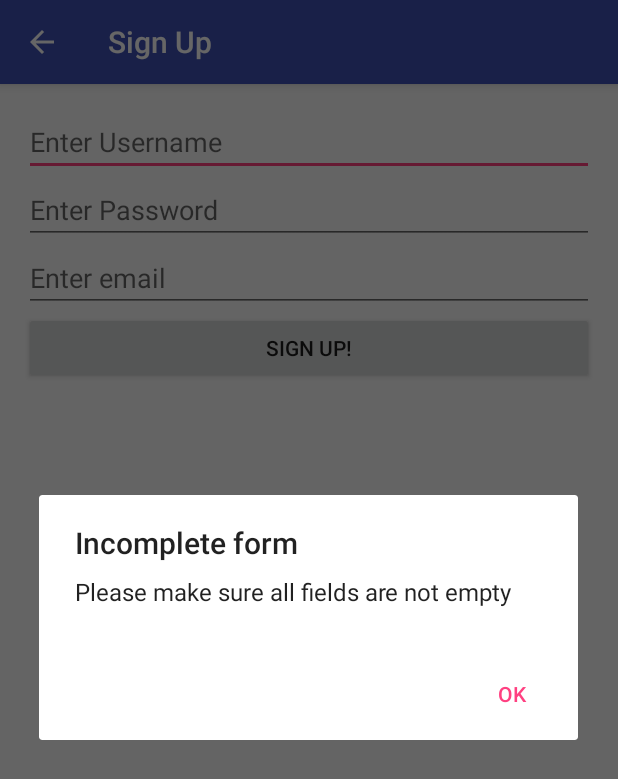
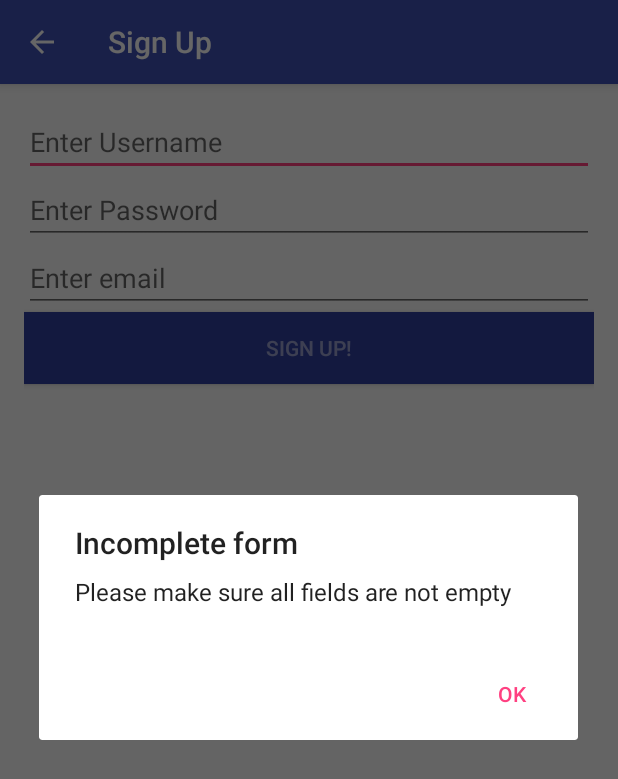
Before and after one commit to IV007/ng-chat, an Android app: the SignUpActivity screen opened directly, with no data from a screen before it, after a tap on "SIGN UP!", on a phone screen of 412 x 824 dp. Shown: the top 779 px of the screen. Run offline under Robolectric (Android 15) with nearby library versions, the phone set to English and light mode, and no system bars; libraries missing offline, so code that uses them is left out: com.parse.

```diff
--- a/NGChat/app/src/main/java/com/sidelance/ngchat/EditFriendsActivity.java
+++ b/NGChat/app/src/main/java/com/sidelance/ngchat/EditFriendsActivity.java
@@ -78,7 +78,7 @@ public class EditFriendsActivity extends ListActivity {
 
                 } else {
 
-                    Tools.displayErrorDialog(e, getString(R.string.ERROR_TITLE), EditFriendsActivity.this);
+                    Tools.displayErrorDialog(e.getMessage(), getString(R.string.ERROR_TITLE), EditFriendsActivity.this);
                     Log.e(TAG, e.getMessage());
                 }
             }
--- a/NGChat/app/src/main/java/com/sidelance/ngchat/MainActivity.java
+++ b/NGChat/app/src/main/java/com/sidelance/ngchat/MainActivity.java
@@ -56,7 +56,7 @@ public class MainActivity extends AppCompatActivity {
 
         } else {
 
-            Log.i(TAG, currentUser.getUsername());
+            Log.i(TAG, "User found");
         }
 
 
--- a/NGChat/app/src/main/java/com/sidelance/ngchat/SignUpActivity.java
+++ b/NGChat/app/src/main/java/com/sidelance/ngchat/SignUpActivity.java
@@ -60,19 +60,14 @@ public class SignUpActivity extends AppCompatActivity {
                 password = password.trim();
                 email = email.trim();
 
-                if (TextUtils.isEmpty(username) || TextUtils.isEmpty(password) || TextUtils.isEmpty(email)){
+                if (TextUtils.isEmpty(username) || TextUtils.isEmpty(password) || TextUtils.isEmpty(email)) {
 
-                    AlertDialog.Builder builder = new AlertDialog.Builder(SignUpActivity.this);
-                    builder.setMessage(R.string.SIGN_UP_ERROR_MESSAGE)
-                            .setTitle(R.string.SIGN_UP_ERROR_TITLE)
-                            .setPositiveButton(android.R.string.ok, null);
-
-                    AlertDialog dialog = builder.create();
-                    dialog.show();
+                    Tools.displayErrorDialog(getString(R.string.SIGN_UP_ERROR_MESSAGE), getString(R.string.SIGN_UP_ERROR_TITLE), SignUpActivity.this);
 
                 } else {
 
                     signUpNewUser(username, password, email);
+
                 }
             }
         });
@@ -90,28 +85,27 @@ public class SignUpActivity extends AppCompatActivity {
             public void done(ParseException e) {
                 setProgressBarIndeterminateVisibility(false);
 
-                if (e == null){
-                    Intent intent = new Intent(SignUpActivity.this, MainActivity.class);
-                    intent.addFlags(Intent.FLAG_ACTIVITY_NEW_TASK);
-                    intent.addFlags(Intent.FLAG_ACTIVITY_CLEAR_TASK);
-                    startActivity(intent);
+                if (e == null) {
+
+                    //Test this method.
+                    Tools.setFlagsAndStartMainActivity(SignUpActivity.this,
+                            MainActivity.class, Intent.FLAG_ACTIVITY_NEW_TASK,
+                            Intent.FLAG_ACTIVITY_CLEAR_TASK);
+
+//
+//                    Intent intent = new Intent(SignUpActivity.this, MainActivity.class);
+//                    intent.addFlags(Intent.FLAG_ACTIVITY_NEW_TASK);
+//                    intent.addFlags(Intent.FLAG_ACTIVITY_CLEAR_TASK);
+//                    startActivity(intent);
+
                 } else {
 
                     String errorTitle = getString(R.string.SIGN_UP_ERROR_TITLE);
-                    displaySignUpErrorDialog(e, errorTitle);
+                    Tools.displayErrorDialog(e.getMessage(), errorTitle, SignUpActivity.this);
+
                 }
             }
         });
     }
 
-    private void displaySignUpErrorDialog(ParseException e, String title) {
-        AlertDialog.Builder builder = new AlertDialog.Builder(SignUpActivity.this);
-        builder.setMessage(e.getMessage())
-                .setTitle(title)
-                .setPositiveButton(android.R.string.ok, null);
-
-        AlertDialog dialog = builder.create();
-        dialog.show();
-    }
-
 }
--- a/NGChat/app/src/main/res/layout/content_login.xml
+++ b/NGChat/app/src/main/res/layout/content_login.xml
@@ -45,7 +45,9 @@
             android:layout_below="@+id/passwordEditText"
             android:paddingLeft="@dimen/activity_horizontal_margin"
             android:paddingRight="@dimen/activity_horizontal_margin"
-            android:textSize="18sp" />
+            android:textSize="18sp"
+            android:background="@color/colorPrimaryDark"
+            android:textColor="#80ffffff"/>
 
 
     <TextView
--- a/NGChat/app/src/main/res/layout/content_sign_up.xml
+++ b/NGChat/app/src/main/res/layout/content_sign_up.xml
@@ -49,5 +49,7 @@
         android:text="@string/SIGN_UP_BUTTON"
         android:id="@+id/signUpButton"
         android:layout_below="@+id/signUpEmailEditText"
+        android:background="@color/colorPrimaryDark"
+        android:textColor="#80ffffff"
         />
 </RelativeLayout>
--- a/NGChat/app/src/main/res/layout/fragment_forgot_password.xml
+++ b/NGChat/app/src/main/res/layout/fragment_forgot_password.xml
@@ -28,5 +28,7 @@
         android:layout_below="@+id/forgotEmailEditText"
         android:layout_alignParentLeft="true"
         android:layout_alignParentStart="true"
+        android:background="@color/colorPrimaryDark"
+        android:textColor="#80ffffff"
         />
 </RelativeLayout>
--- a/NGChat/app/src/main/res/values/strings.xml
+++ b/NGChat/app/src/main/res/values/strings.xml
@@ -31,4 +31,5 @@
     <string name="title_activity_edit_friends">Edit Friends</string>
     <string name="ERROR_TITLE">We\'re sorry!</string>
     <string name="FRIEND_REQUEST_SENT">A friend request has been sent to</string>
+    <string name="MENU_CAMERA_LABEL">Camera</string>
 </resources>
```
Also changed, not shown: NGChat/app/src/main/java/com/sidelance/ngchat/FriendsFragment.java (+16 -10 lines), NGChat/app/src/main/java/com/sidelance/ngchat/LoginActivity.java (+23 -17 lines), NGChat/app/src/main/java/com/sidelance/ngchat/Tools.java (+23 -3 lines), NGChat/app/src/main/res/menu/menu_main.xml (+7 -0 lines), NGChat/app/src/main/res/drawable-hdpi/ic_action_camera.png (added), NGChat/app/src/main/res/drawable-mdpi/ic_action_camera.png (added), NGChat/app/src/main/res/drawable-xhdpi/ic_action_camera.png (added), 2 other files.
